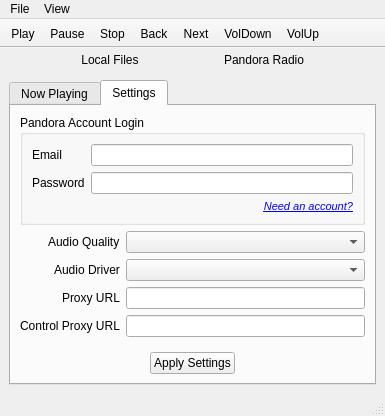
lumina-desktop/lumina, file src-qt5/desktop-utils/lumina-mediaplayer/mainUI.ui: the form before one commit.
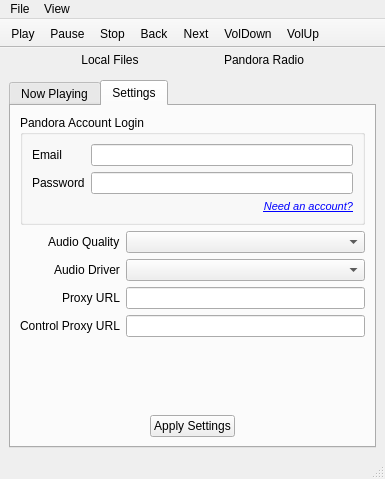
The form after the commit. Icons and pictures are not drawn.

```diff
--- a/src-qt5/desktop-utils/lumina-mediaplayer/mainUI.ui
+++ b/src-qt5/desktop-utils/lumina-mediaplayer/mainUI.ui
@@ -7,7 +7,7 @@
     <x>0</x>
     <y>0</y>
     <width>385</width>
-    <height>416</height>
+    <height>479</height>
    </rect>
   </property>
   <property name="windowTitle">
```
Left out of the diff: 10 changed lines with no effect on the pictures.
